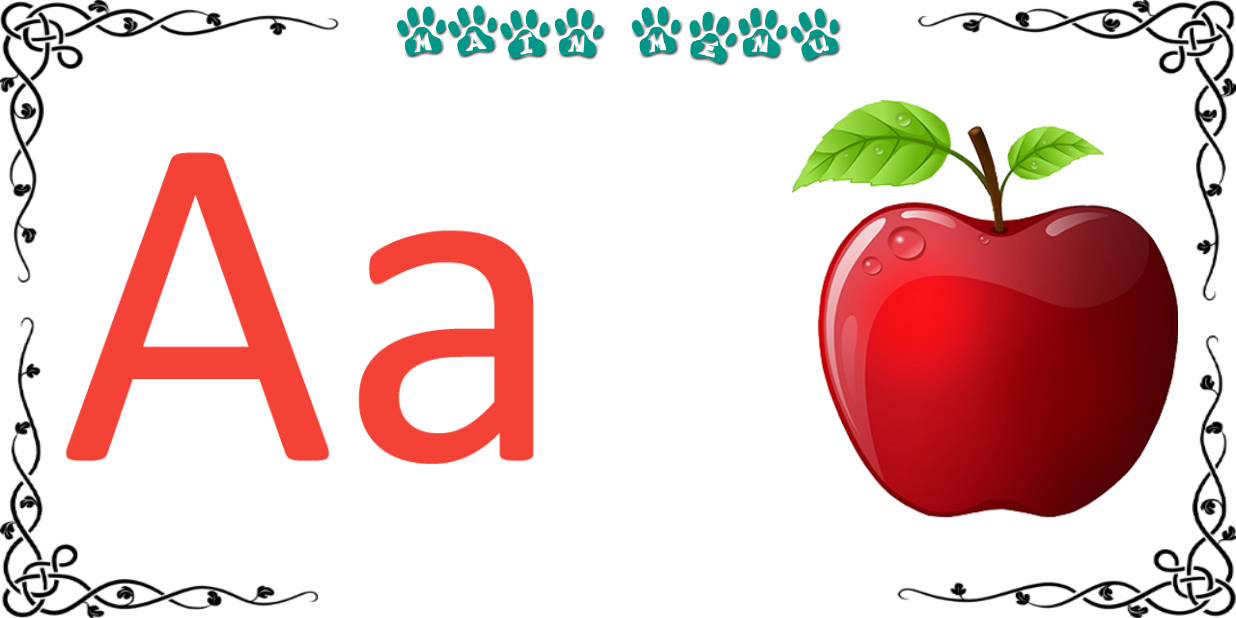
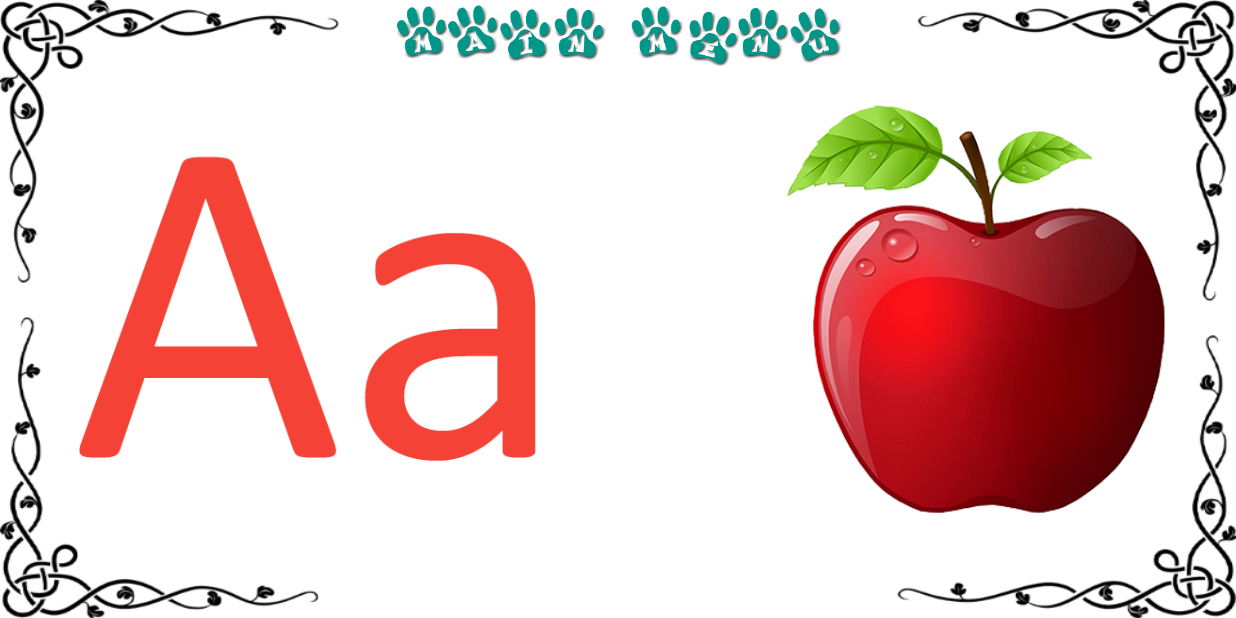
Before and after one commit to akash1999/Kids-Learning-Plus, an Android app: the abcActivity screen opened directly, with no data from a screen before it, on a phone screen of 824 x 412 dp (held sideways). Run offline under Robolectric (Android 15) with nearby library versions, the phone set to English and light mode, and no system bars.

Commit message:
Add margin on image switcher.
Add margin of 10dp on image switcher. so that alphabets are
not over background design

```diff
--- a/app/src/main/res/layout/activity_abc_activity.xml
+++ b/app/src/main/res/layout/activity_abc_activity.xml
@@ -15,7 +15,8 @@
     <ImageSwitcher
         android:id="@+id/alphabet_switcher"
         android:layout_width="match_parent"
-        android:layout_height="match_parent" />
+        android:layout_height="match_parent"
+        android:layout_margin="10dp" />
 
     <ImageButton
         android:layout_width="320dp"
```
